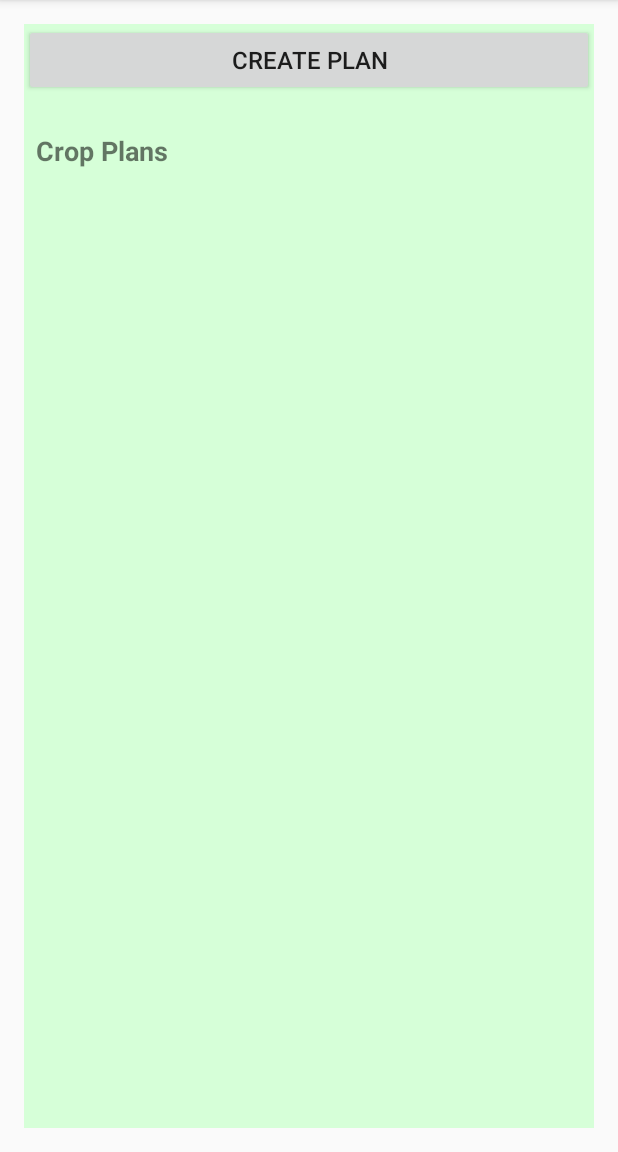
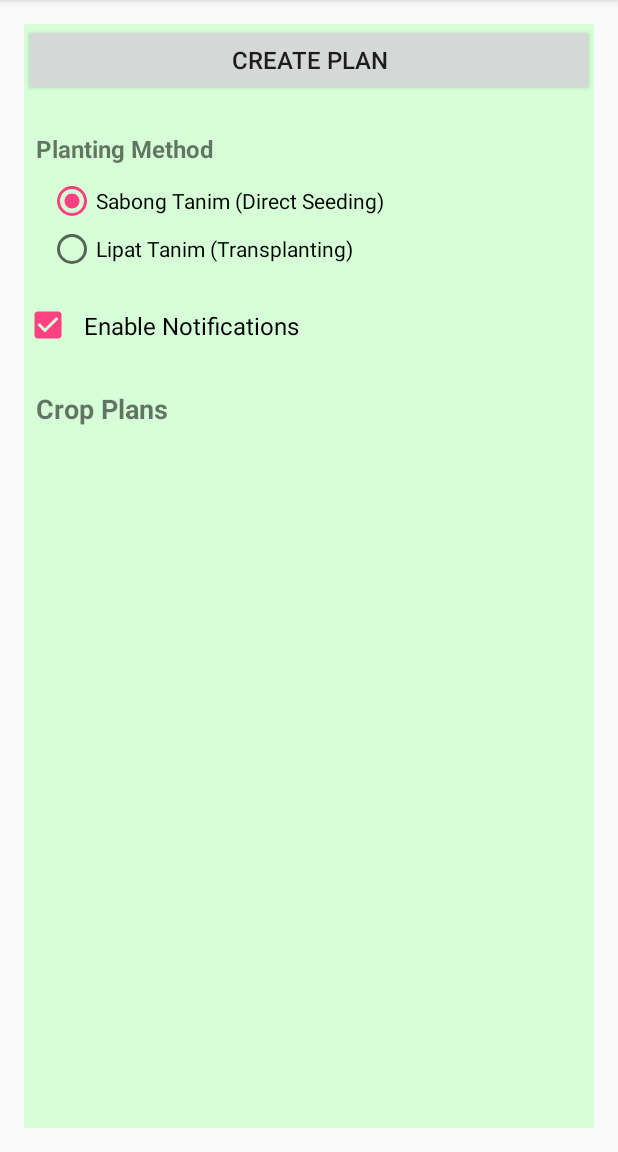
Before and after one commit to ermandac/CropManagementApp, an Android app: the Activity_CreatePlannerActivity screen opened directly, with no data from a screen before it, on a phone screen of 412 x 824 dp, the part 84-1236 px from its top. Run offline under Robolectric (Android 15) with nearby library versions, the phone set to English and light mode, and no system bars; our stand-ins replace Firebase (no records; nobody signed in at launch, a user with empty details on screens opened directly); network calls fail.

Commit message:
feat: Complete planner enhancement with Firestore integration and fix navigation click issue
- Added getCropById method to FirestoreCropHelper for single crop lookup
- Fixed Activity_CreatePlannerActivity compilation errors:
  * Updated callback interfaces (PlanLoadCallback, CropCallback)
  * Changed from Timestamp to String date handling
  * Fixed createPlan method to use individual parameters
  * Updated notification scheduling logic
- Fixed AdapterPlanner to handle String dates instead of Timestamps
- Fixed Adapter_CropOptions click interference issue:
  * Expandable items (positions 1-9) now properly capture clicks
  * Navigation items (Planner, Comment) no longer trigger expansions
  * Added proper clickable/focusable handling for both item types

All compilation errors resolved. Planner feature now fully functional with:
- In-app date picker for selecting start date
- Automatic end date calculation from crop duration
- Planting method selection (Sabong Tanim/Lipat Tanim)
- Optional notification scheduling
- Firestore integration for data persistence
- Proper navigation without click interference

```diff
--- a/app/src/main/res/layout/activity_create_planner.xml
+++ b/app/src/main/res/layout/activity_create_planner.xml
@@ -16,6 +16,47 @@
         android:text="Create Plan"
         android:textSize="16sp"
         android:padding="12dp" />
+
+    <TextView
+        android:layout_width="match_parent"
+        android:layout_height="wrap_content"
+        android:text="Planting Method"
+        android:textSize="16sp"
+        android:textStyle="bold"
+        android:layout_marginTop="16dp"
+        android:padding="8dp" />
+
+    <RadioGroup
+        android:id="@+id/radioGroupPlantingMethod"
+        android:layout_width="match_parent"
+        android:layout_height="wrap_content"
+        android:orientation="vertical"
+        android:paddingLeft="16dp">
+
+        <RadioButton
+            android:id="@+id/radioSabongTanim"
+            android:layout_width="wrap_content"
+            android:layout_height="wrap_content"
+            android:text="Sabong Tanim (Direct Seeding)"
+            android:checked="true" />
+
+        <RadioButton
+            android:id="@+id/radioLipatTanim"
+            android:layout_width="wrap_content"
+            android:layout_height="wrap_content"
+            android:text="Lipat Tanim (Transplanting)" />
+
+    </RadioGroup>
+
+    <CheckBox
+        android:id="@+id/checkboxNotifications"
+        android:layout_width="match_parent"
+        android:layout_height="wrap_content"
+        android:text="Enable Notifications"
+        android:textSize="16sp"
+        android:layout_marginTop="16dp"
+        android:padding="8dp"
+        android:checked="true" />
 
     <LinearLayout
         android:layout_width="match_parent"
```
Also changed, not shown: app/src/main/java/com/cma/thesis/cropmanagementapp/Activity_CreatePlannerActivity.java (+212 -156 lines), app/src/main/java/com/cma/thesis/cropmanagementapp/AdapterPlanner.java (+17 -3 lines), app/src/main/java/com/cma/thesis/cropmanagementapp/Adapter_CropOptions.java (+10 -1 lines), app/src/main/java/com/cma/thesis/cropmanagementapp/FirestoreCropHelper.java (+35 -0 lines).
